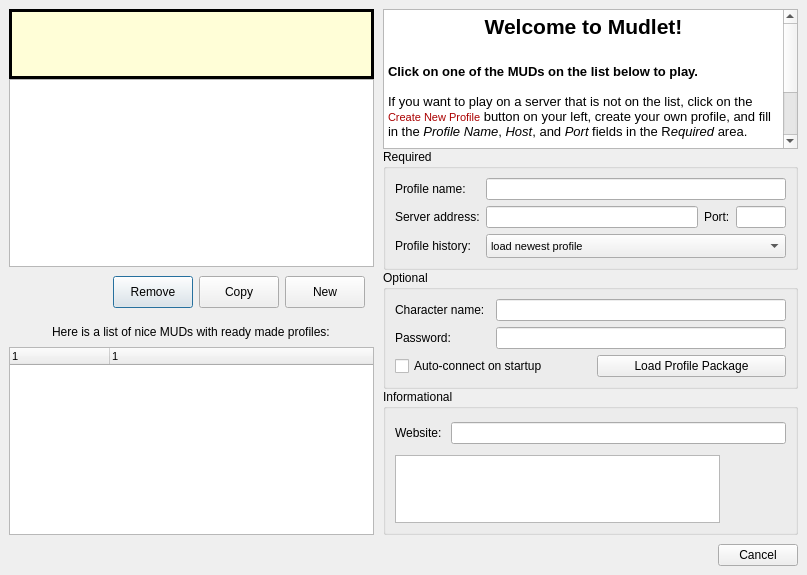
Before: the Qt Designer form src/ui/connection_profiles.ui in Mudlet/Mudlet, drawn with Qt 5.
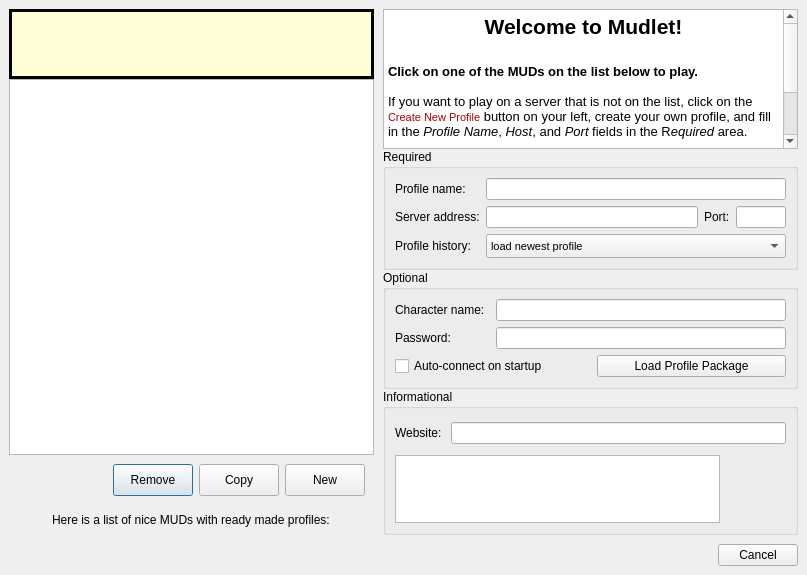
After: the same form once the commit is applied. Icons and pictures are not drawn.

Patch:
```diff
--- a/src/ui/connection_profiles.ui
+++ b/src/ui/connection_profiles.ui
@@ -2216,76 +2216,6 @@
            </layout>
           </widget>
          </item>
-         <item row="4" column="0">
-          <widget class="QTreeWidget" name="mud_list_treewidget">
-           <property name="sizePolicy">
-            <sizepolicy hsizetype="Expanding" vsizetype="Fixed">
-             <horstretch>0</horstretch>
-             <verstretch>0</verstretch>
-            </sizepolicy>
-           </property>
-           <property name="minimumSize">
-            <size>
-             <width>0</width>
-             <height>150</height>
-            </size>
-           </property>
-           <property name="maximumSize">
-            <size>
-             <width>16777215</width>
-             <height>16777215</height>
-            </size>
-           </property>
-           <property name="sizeIncrement">
-            <size>
-             <width>0</width>
-             <height>150</height>
-            </size>
-           </property>
-           <property name="baseSize">
-            <size>
-             <width>0</width>
-             <height>0</height>
-            </size>
-           </property>
-           <property name="font">
-            <font>
-             <pointsize>8</pointsize>
-            </font>
-           </property>
-           <property name="editTriggers">
-            <set>QAbstractItemView::DoubleClicked</set>
-           </property>
-           <property name="showDropIndicator" stdset="0">
-            <bool>false</bool>
-           </property>
-           <property name="alternatingRowColors">
-            <bool>true</bool>
-           </property>
-           <property name="rootIsDecorated">
-            <bool>false</bool>
-           </property>
-           <property name="itemsExpandable">
-            <bool>false</bool>
-           </property>
-           <property name="expandsOnDoubleClick">
-            <bool>false</bool>
-           </property>
-           <property name="columnCount">
-            <number>2</number>
-           </property>
-           <column>
-            <property name="text">
-             <string>1</string>
-            </property>
-           </column>
-           <column>
-            <property name="text">
-             <string>1</string>
-            </property>
-           </column>
-          </widget>
-         </item>
         </layout>
        </widget>
       </item>
```
Left out of the diff: 17 changed lines with no effect on the pictures.
